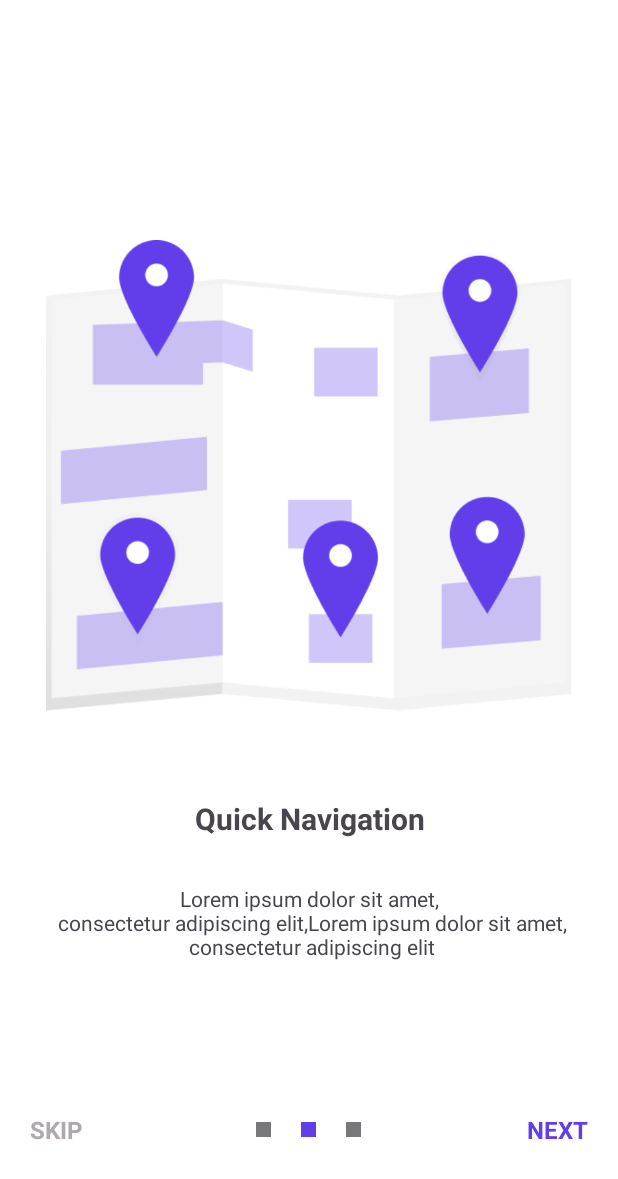
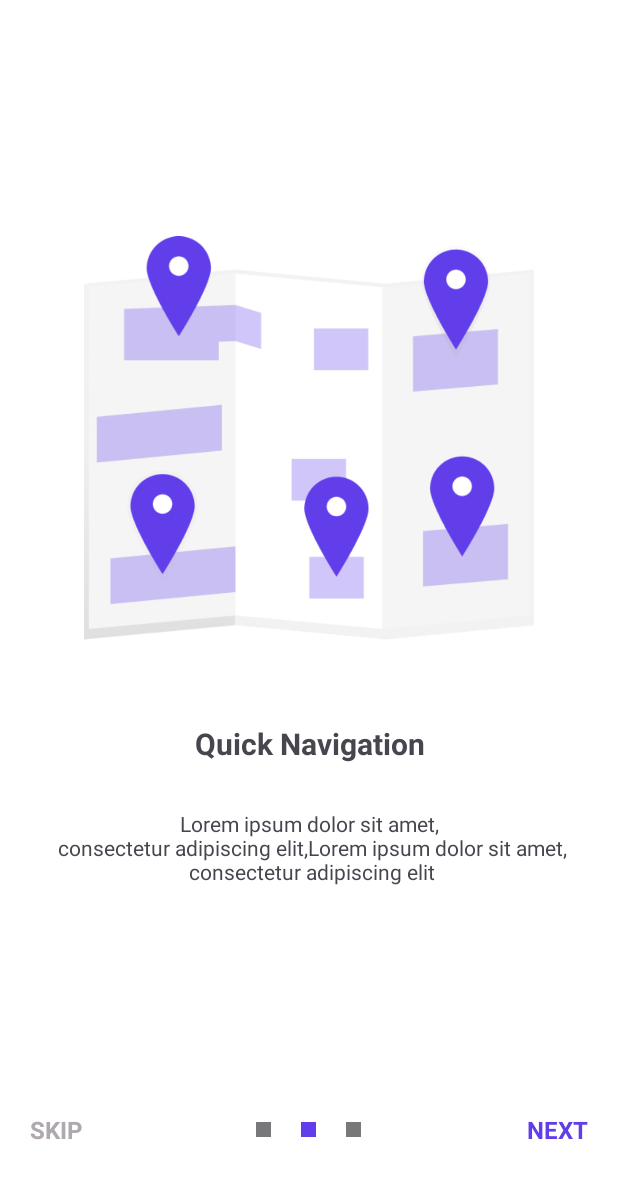
Before and after one commit to Sathvik-Shetty-1569/CarPark, an Android app: the OnBoardingActivityTwo screen opened directly, with no data from a screen before it, on a phone screen of 412 x 824 dp. Shown: the top 1179 px of the screen. Run offline under Robolectric (Android 15) with nearby library versions, the phone set to English and light mode, and no system bars.

Commit message:
Initial Commit

```diff
--- a/app/src/main/AndroidManifest.xml
+++ b/app/src/main/AndroidManifest.xml
@@ -6,9 +6,9 @@
         android:allowBackup="true"
         android:dataExtractionRules="@xml/data_extraction_rules"
         android:fullBackupContent="@xml/backup_rules"
-        android:icon="@mipmap/ic_launcher"
+        android:icon="@drawable/app_logo"
         android:label="@string/app_name"
-        android:roundIcon="@mipmap/ic_launcher_round"
+        android:roundIcon="@drawable/app_logo"
         android:supportsRtl="true"
         android:theme="@style/Theme.CarPark"
         tools:targetApi="31">
--- a/app/src/main/res/layout/activity_on_boarding_two.xml
+++ b/app/src/main/res/layout/activity_on_boarding_two.xml
@@ -10,8 +10,8 @@
 
     <ImageView
         android:id="@+id/imageView3"
-        android:layout_width="350dp"
-        android:layout_height="350dp"
+        android:layout_width="300dp"
+        android:layout_height="300dp"
         android:layout_alignParentTop="true"
         android:layout_centerHorizontal="true"
         android:layout_marginStart="4dp"
```
